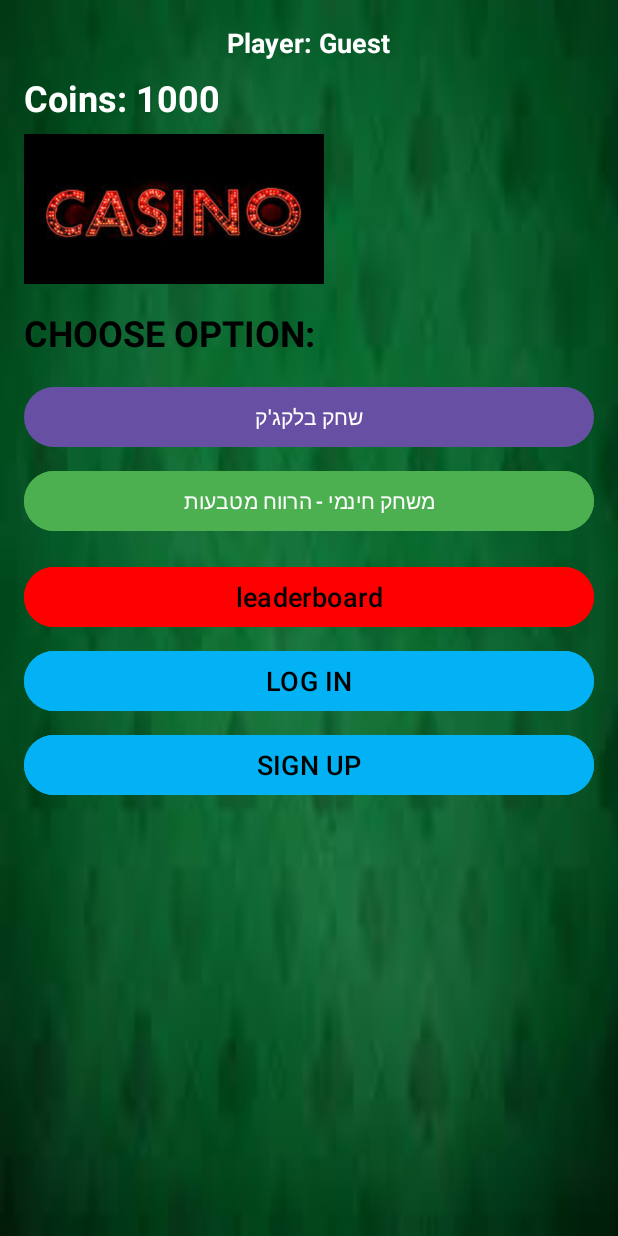
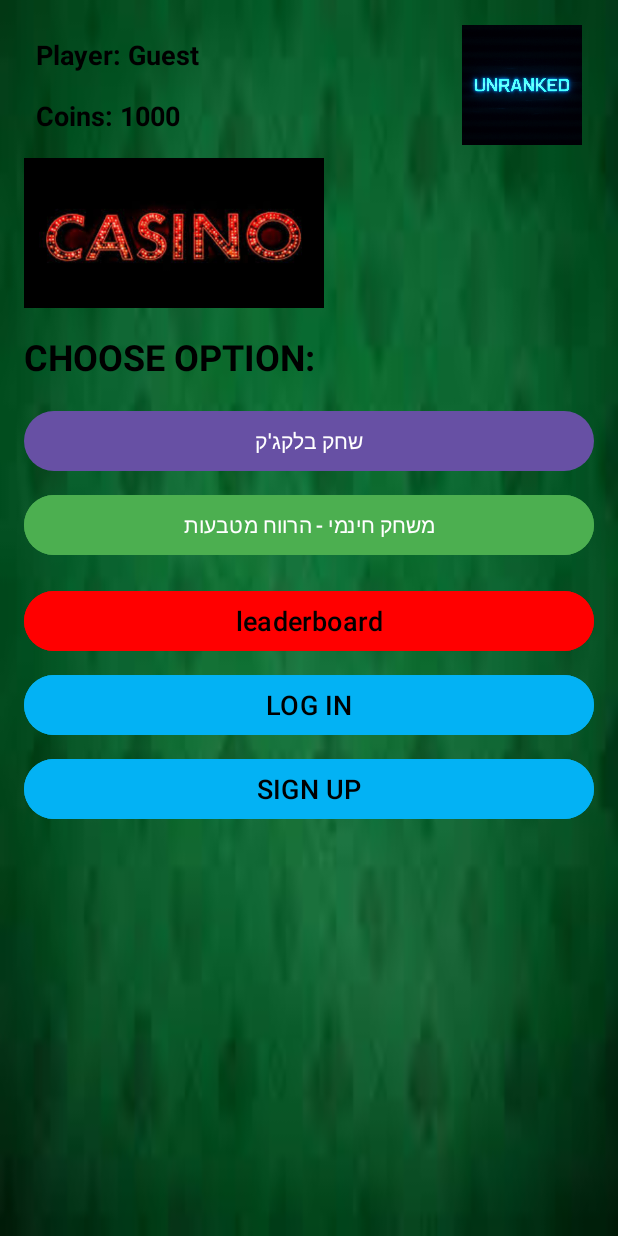
Before and after one commit to yonatan1567/maybeFinalp, an Android app: the screen it shows after launch (MainActivity), on a phone screen of 412 x 824 dp. Run offline under Robolectric (Android 15) with nearby library versions, the phone set to English and light mode, and no system bars.

Commit message:
באמת כמעט בסוף

```diff
--- a/app/src/main/java/com/example/maybefinalp/MainActivity.java
+++ b/app/src/main/java/com/example/maybefinalp/MainActivity.java
@@ -16,6 +16,8 @@ import android.view.View;
 import android.widget.Button;
 import android.widget.TextView;
 import android.widget.Toast;
+import android.widget.LinearLayout;
+import android.widget.ImageView;
 
 import androidx.appcompat.app.AppCompatActivity;
 import androidx.core.app.NotificationCompat;
@@ -34,6 +36,8 @@ public class MainActivity extends AppCompatActivity {
     private Button blackjackButton;
     private Button freeGameButton;
     private TextView noCoinsMessage;
+    private LinearLayout llMain;
+    private ImageView rankImageView;
 
     @Override
     protected void onCreate(Bundle savedInstanceState) {
@@ -50,6 +54,8 @@ public class MainActivity extends AppCompatActivity {
         blackjackButton = findViewById(R.id.blackjackButton);
         freeGameButton = findViewById(R.id.freeGameButton);
         noCoinsMessage = findViewById(R.id.noCoinsMessage);
+        llMain = findViewById(R.id.llMain);
+        rankImageView = findViewById(R.id.rankImageView);
 
         updateUsernameDisplay();
 
@@ -61,6 +67,7 @@ public class MainActivity extends AppCompatActivity {
             coins = 1000;
         }
         coinCountTextView.setText("Coins: " + coins);
+        updateBackground();
 
         // Setup logout button
         logoutButton.setOnClickListener(v -> {
@@ -186,6 +193,7 @@ public class MainActivity extends AppCompatActivity {
 
             // Update button states based on new coin count
             updateButtonsState();
+            updateBackground();
         }
         // Update username display after returning from signup/login
         updateUsernameDisplay();
@@ -301,4 +309,42 @@ public class MainActivity extends AppCompatActivity {
             }
         }
     }
+
+    private void updateBackground() {
+        int drawable;
+        int rankDrawable;
+
+        if (coins > 50000) {
+            drawable = R.drawable.dimond;
+            rankDrawable = R.drawable.dimond_r;
+        }
+        else if (coins > 30000) {
+            drawable = R.drawable.roby1;
+            rankDrawable = R.drawable.roby_r;
+        }
+        else if (coins > 20000) {
+            drawable = R.drawable.gold;
+            rankDrawable = R.drawable.gold_r;
+        }
+        else if (coins > 10000) {
+            drawable = R.drawable.silver;
+            rankDrawable = R.drawable.silver_r;
+        }
+        else if (coins > 1050) {
+            drawable = R.drawable.bronze2;
+            rankDrawable = R.drawable.bronze_r;
+        }
+        else {
+            drawable = R.drawable.lobby;
+            rankDrawable = R.drawable.lobby_r;
+        }
+
+        // Update display
+        llMain.setBackgroundResource(drawable);
+
+        // Update rank image
+        if (rankImageView != null) {
+            rankImageView.setImageResource(rankDrawable);
+        }
+    }
 }
--- a/app/src/main/res/layout/activity_main.xml
+++ b/app/src/main/res/layout/activity_main.xml
@@ -4,15 +4,23 @@
     android:layout_height="match_parent"
     android:orientation="vertical"
     android:padding="16dp"
-    android:background="@drawable/lobby">
+    android:background="@drawable/lobby"
+    android:id="@+id/llMain">
 
-    <!-- Username and Logout Button Container -->
+    <!-- Top Bar: Player Info and Rank -->
     <LinearLayout
         android:layout_width="match_parent"
         android:layout_height="wrap_content"
         android:orientation="horizontal"
-        android:gravity="center"
+        android:gravity="center_vertical"
         android:layout_marginBottom="8dp">
+
+        <!-- Left Side: Player Name and Coins -->
+        <LinearLayout
+            android:layout_width="0dp"
+            android:layout_height="wrap_content"
+            android:layout_weight="1"
+            android:orientation="vertical">
 
             <TextView
                 android:id="@+id/usernameDisplay"
@@ -21,28 +29,43 @@
                 android:text="Player: Guest"
                 android:textSize="18sp"
                 android:textStyle="bold"
-            android:textColor="#FFFFFF"/>
+                android:textColor="#000000"
+                android:layout_margin="8dp"/>
+
+            <TextView
+                android:id="@+id/coinCount"
+                android:layout_width="wrap_content"
+                android:layout_height="wrap_content"
+                android:text="Coins: 1000"
+                android:textSize="18sp"
+                android:textStyle="bold"
+                android:textColor="#000000"
+                android:layout_margin="8dp"/>
+        </LinearLayout>
+
+        <!-- Right Side: Rank and Logout Button -->
+        <LinearLayout
+            android:layout_width="wrap_content"
+            android:layout_height="wrap_content"
+            android:orientation="vertical"
+            android:gravity="end">
+
+            <ImageView
+                android:id="@+id/rankImageView"
+                android:layout_width="80dp"
+                android:layout_height="80dp"
+                android:layout_marginEnd="8dp"
+                android:contentDescription="Player Rank"/>
 
             <Button
                 android:id="@+id/logoutButton"
                 android:layout_width="wrap_content"
                 android:layout_height="wrap_content"
                 android:text="Logout"
-            android:layout_marginStart="16dp"
+                android:layout_marginEnd="8dp"
                 android:visibility="gone"/>
         </LinearLayout>
-
-    <!-- Coin Count Display -->
-    <TextView
-        android:id="@+id/coinCount"
-        android:layout_width="wrap_content"
-        android:layout_height="wrap_content"
-        android:text="Coins: 1000"
-        android:textSize="24sp"
-        android:textStyle="bold"
-        android:textColor="#FFFFFF"
-        android:layout_marginBottom="8dp"
-        android:gravity="center" />
+    </LinearLayout>
 
     <!-- Logo Image -->
     <ImageView
@@ -61,7 +84,7 @@
         android:text="CHOOSE OPTION:"
         android:textSize="24sp"
         android:textStyle="bold"
-        android:textColor="@color/black"
+        android:textColor="#000000"
         android:layout_marginBottom="16dp"/>
 
     <!-- Game Buttons -->
@@ -110,7 +133,7 @@
             android:text="leaderboard"
             android:textSize="18sp"
             android:backgroundTint="#FF0000"
-            android:textColor="@color/black"
+            android:textColor="#000000"
             android:layout_marginBottom="8dp"/>
 
         <Button
@@ -120,7 +143,7 @@
             android:text="LOG IN"
             android:textSize="18sp"
             android:backgroundTint="#03B2F4"
-            android:textColor="@color/black"
+            android:textColor="#000000"
             android:layout_marginBottom="8dp"/>
 
         <Button
@@ -130,7 +153,7 @@
             android:text="SIGN UP"
             android:textSize="18sp"
             android:backgroundTint="#03B2F4"
-            android:textColor="@color/black"/>
+            android:textColor="#000000"/>
     </LinearLayout>
 
 </LinearLayout>
```
Also changed, not shown: app/src/main/java/com/example/maybefinalp/BlackjackActivity.java (+148 -114 lines), app/src/main/res/layout/activity_blackjack.xml (+39 -14 lines). Lines whose indentation alone changed are shown as unchanged.
